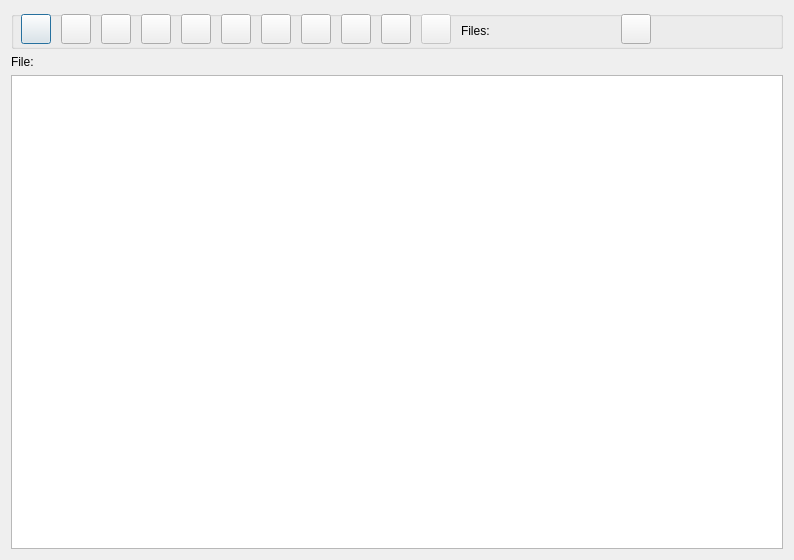
This is GUI_UIs/ui_dialog_manage_files.ui in ccbogel/QualCoder as Qt 5 draws it before an edit. The edited form follows.
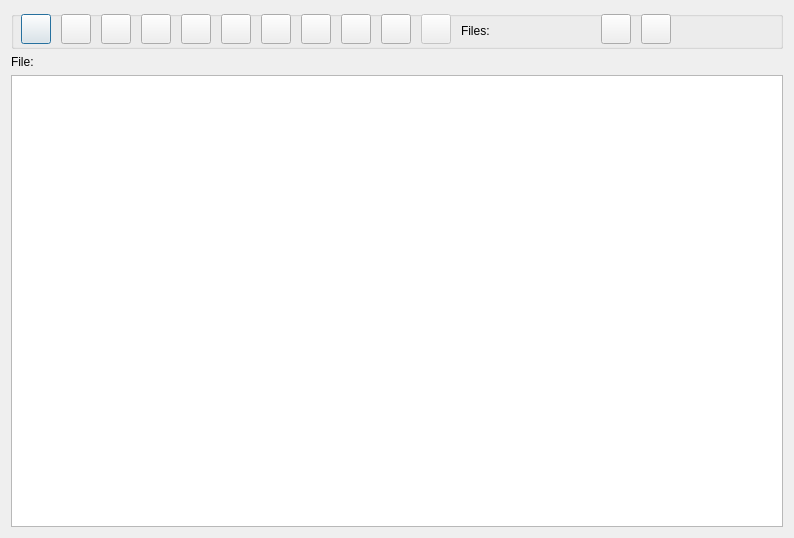
This is the edited form.

```diff
--- a/GUI_UIs/ui_dialog_manage_files.ui
+++ b/GUI_UIs/ui_dialog_manage_files.ui
@@ -7,7 +7,7 @@
     <x>0</x>
     <y>0</y>
     <width>794</width>
-    <height>560</height>
+    <height>538</height>
    </rect>
   </property>
   <property name="windowTitle">
@@ -84,7 +84,7 @@
      <widget class="QPushButton" name="pushButton_delete">
       <property name="geometry">
        <rect>
-        <x>610</x>
+        <x>590</x>
         <y>3</y>
         <width>30</width>
         <height>30</height>
@@ -242,6 +242,22 @@
        <string/>
       </property>
      </widget>
+     <widget class="QPushButton" name="pushButton_bulk_rename">
+      <property name="geometry">
+       <rect>
+        <x>630</x>
+        <y>3</y>
+        <width>30</width>
+        <height>30</height>
+       </rect>
+      </property>
+      <property name="toolTip">
+       <string>&lt;html&gt;&lt;head/&gt;&lt;body&gt;&lt;p&gt;Bulk rename of database name file entries.&lt;/p&gt;&lt;p&gt;Only rename visible file rows. Can show only some rows by using attribute selection, or show/hide value like...&lt;/p&gt;&lt;p&gt;Renamed as: User chosen prefix and numbered suffix _nnn.&lt;/p&gt;&lt;p&gt;e.g. interview_001&lt;/p&gt;&lt;/body&gt;&lt;/html&gt;</string>
+      </property>
+      <property name="text">
+       <string/>
+      </property>
+     </widget>
     </widget>
    </item>
    <item row="3" column="0">
```
